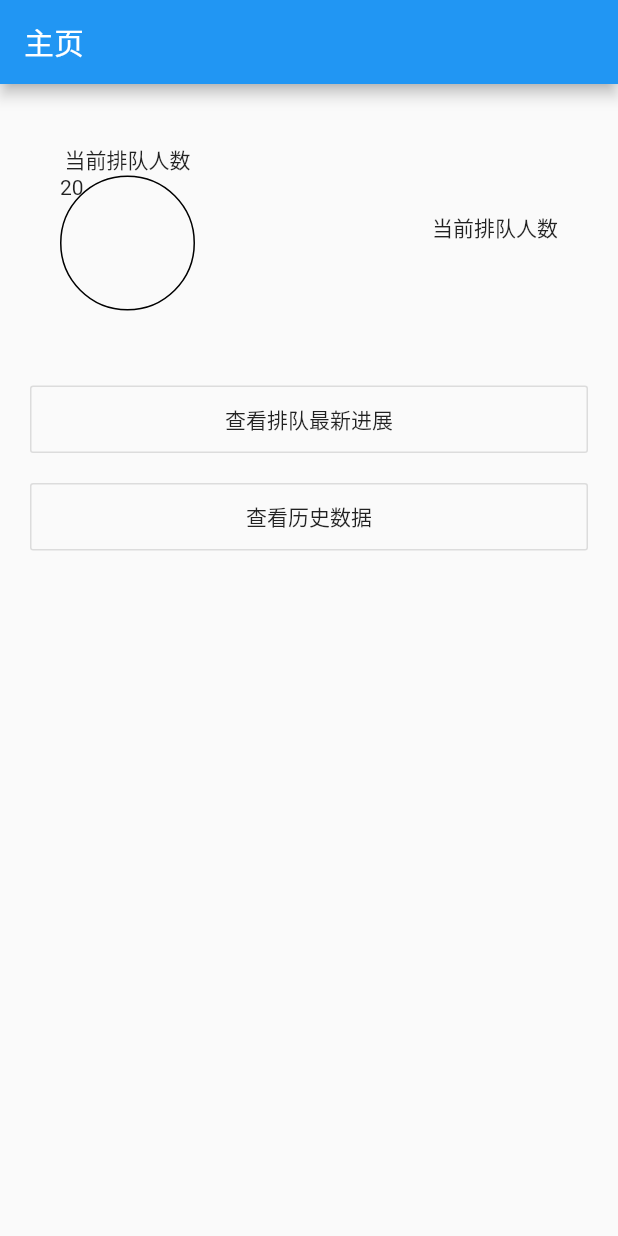
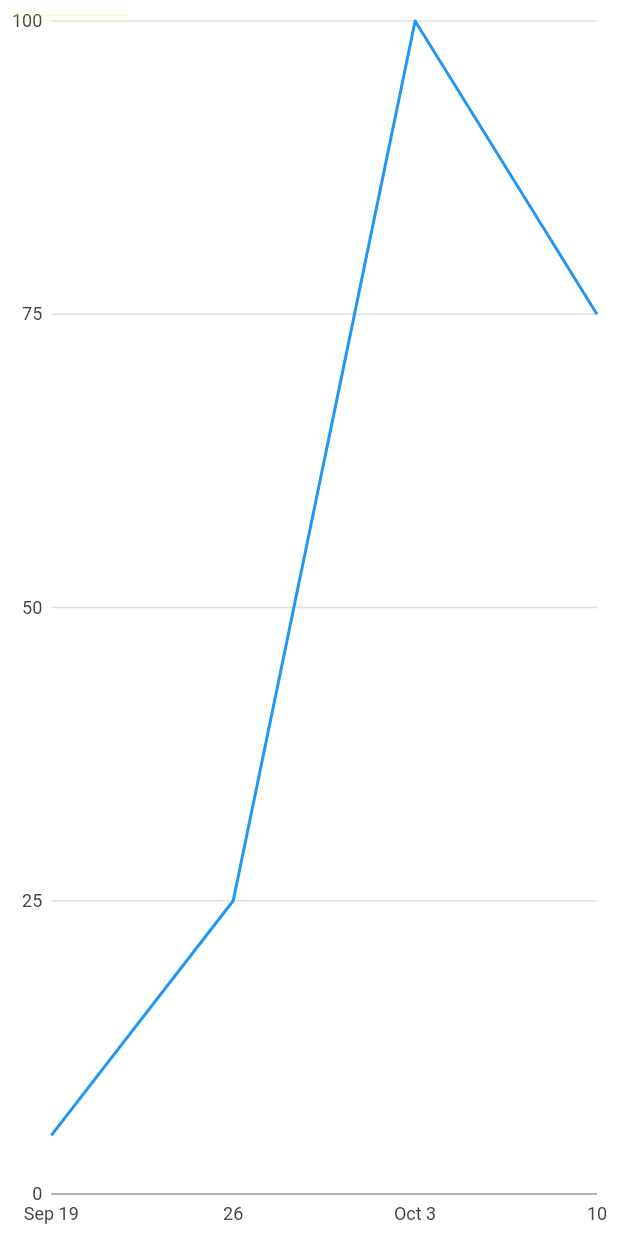
Before and after one commit to xiyu714/xindalu_paidui, a Flutter app: the Home screen opened directly, after a tap on "查看历史数据", on a phone screen of 412 x 824 dp. Run offline on Flutter 3.47's test engine with Material 2 defaults, Android fonts, the phone set to English and light mode, and no system bars; our stand-ins replace charts_flutter, dio, shared_preferences; accounts and stored records are empty; generated files the repository leaves out were written again.

```diff
--- a/lib/page/home.dart
+++ b/lib/page/home.dart
@@ -1,4 +1,5 @@
 import 'package:flutter/material.dart';
+import 'paidui_history.dart';
 
 class Home extends StatefulWidget {
   _Home createState() => _Home();
@@ -67,7 +68,13 @@ class _Home extends State<Home> {
             child: SizedBox.expand(
               child: OutlineButton(
                 child: Text("查看历史数据"),
-                onPressed: () {},
+                onPressed: () {
+                  Navigator.push(context, MaterialPageRoute(
+                    builder: (context) {
+                      return SimpleTimeSeriesChart.withSampleData();
+                    }
+                  ));
+                },
               ),
             ),
           ),
--- /dev/null
+++ b/lib/page/paidui_history.dart
@@ -0,0 +1,60 @@
+/// Timeseries chart example
+import 'package:charts_flutter/flutter.dart' as charts;
+import 'package:flutter/material.dart';
+
+class SimpleTimeSeriesChart extends StatelessWidget {
+  final List<charts.Series> seriesList;
+  final bool animate;
+
+  SimpleTimeSeriesChart(this.seriesList, {this.animate});
+
+  /// Creates a [TimeSeriesChart] with sample data and no transition.
+  factory SimpleTimeSeriesChart.withSampleData() {
+    return new SimpleTimeSeriesChart(
+      _createSampleData(),
+      // Disable animations for image tests.
+      animate: false,
+    );
+  }
+
+
+  @override
+  Widget build(BuildContext context) {
+    return new charts.TimeSeriesChart(
+      seriesList,
+      animate: animate,
+      // Optionally pass in a [DateTimeFactory] used by the chart. The factory
+      // should create the same type of [DateTime] as the data provided. If none
+      // specified, the default creates local date time.
+      dateTimeFactory: const charts.LocalDateTimeFactory(),
+    );
+  }
+
+  /// Create one series with sample hard coded data.
+  static List<charts.Series<TimeSeriesSales, DateTime>> _createSampleData() {
+    final data = [
+      new TimeSeriesSales(new DateTime(2017, 9, 19), 5),
+      new TimeSeriesSales(new DateTime(2017, 9, 26), 25),
+      new TimeSeriesSales(new DateTime(2017, 10, 3), 100),
+      new TimeSeriesSales(new DateTime(2017, 10, 10), 75),
+    ];
+
+    return [
+      new charts.Series<TimeSeriesSales, DateTime>(
+        id: 'Sales',
+        colorFn: (_, __) => charts.MaterialPalette.blue.shadeDefault,
+        domainFn: (TimeSeriesSales sales, _) => sales.time,
+        measureFn: (TimeSeriesSales sales, _) => sales.sales,
+        data: data,
+      )
+    ];
+  }
+}
+
+/// Sample time series data type.
+class TimeSeriesSales {
+  final DateTime time;
+  final int sales;
+
+  TimeSeriesSales(this.time, this.sales);
+}
--- a/pubspec.yaml
+++ b/pubspec.yaml
@@ -34,6 +34,7 @@ dev_dependencies:
   dio: ^3.0.3
   shared_preferences: ^0.5.3+4
   provider: ^3.1.0
+  charts_flutter: ^0.8.1
 
 # For information on the generic Dart part of this file, see the
 # following page: https://dart.dev/tools/pub/pubspec
```
Also changed, not shown: pubspec.lock.
